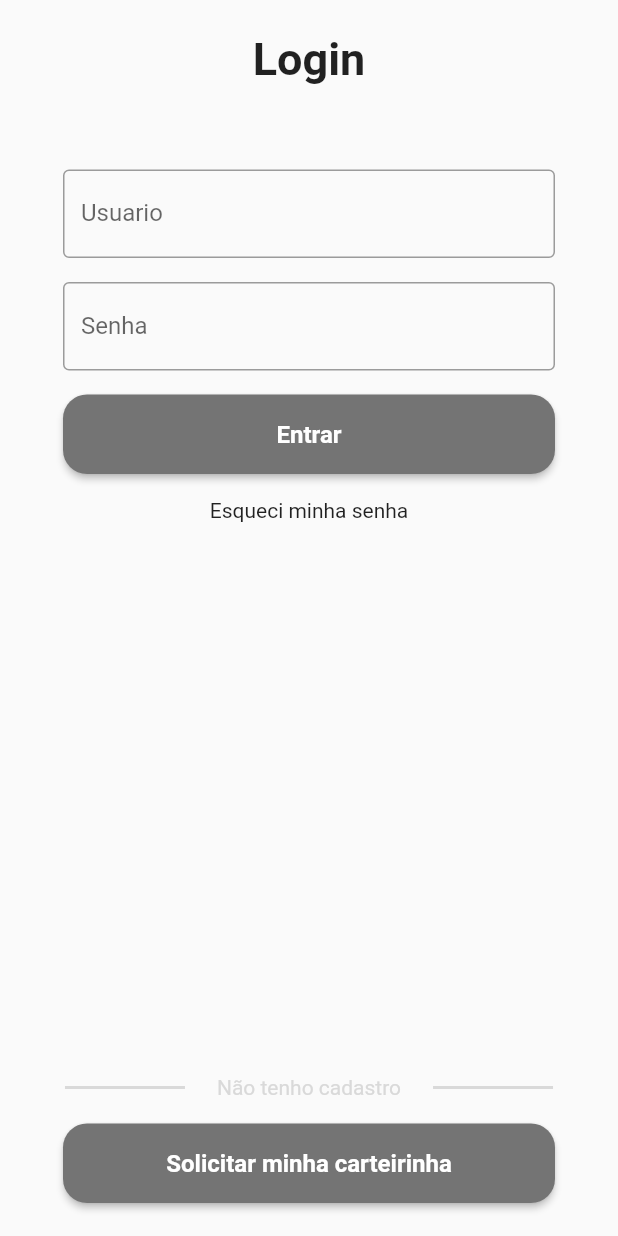
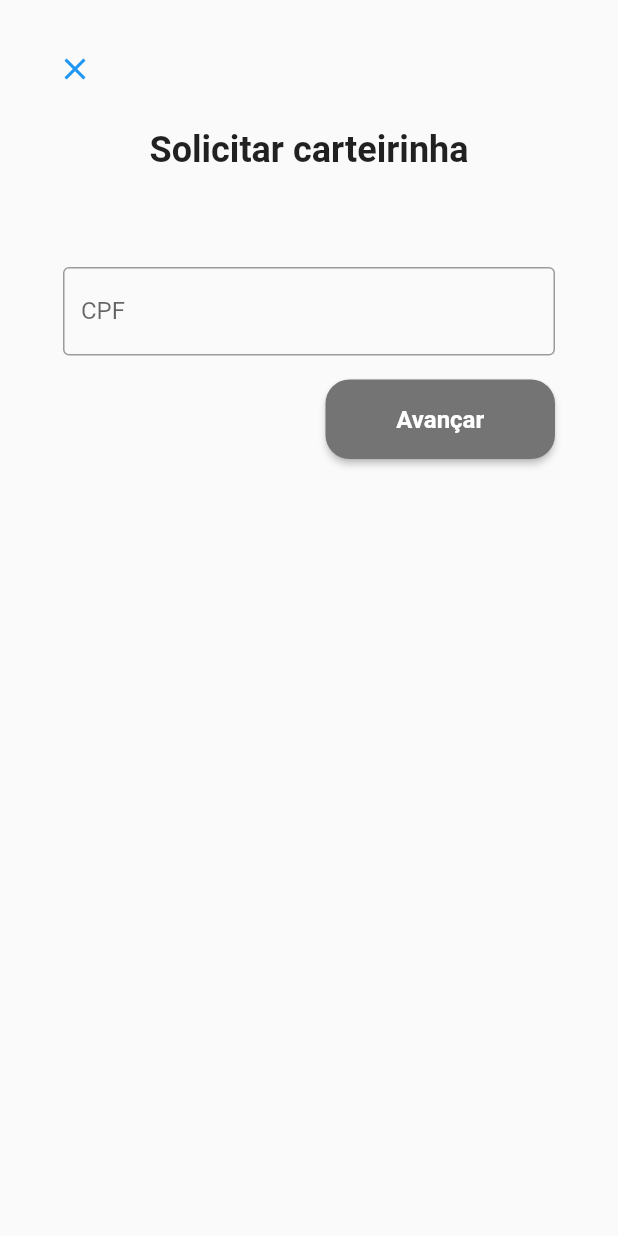
Before and after one commit to VictorCardoso22/carteira, a Flutter app: the screen it shows after launch, after a tap on "Solicitar minha carteirinha", on a phone screen of 412 x 824 dp. Run offline on Flutter 3.47's test engine with Material 2 defaults, Android fonts, the phone set to English and light mode, and no system bars.

Commit message:
Feat: pagina de cadastro e stepps dos dados pessoais

```diff
--- /dev/null
+++ b/lib/cadastro/cadastro_page.dart
@@ -0,0 +1,70 @@
+import 'package:carteira/design-system/buttons/custon_primary_button.dart';
+import 'package:flutter/material.dart';
+
+class CadastroPage extends StatelessWidget {
+  const CadastroPage({Key? key}) : super(key: key);
+
+  @override
+  Widget build(BuildContext context) {
+    return Scaffold(
+      body: SingleChildScrollView(
+        child: Container(
+          height: MediaQuery.of(context).size.height,
+          padding: const EdgeInsets.all(22),
+          child: Column(
+            mainAxisAlignment: MainAxisAlignment.start,
+            crossAxisAlignment: CrossAxisAlignment.center,
+            children: [
+              Align(
+                alignment: Alignment.topLeft,
+                child: TextButton.icon(
+                  onPressed: () {
+                    Navigator.of(context).popAndPushNamed("/login");
+                  },
+                  icon: const Icon(Icons.close),
+                  label: const Text(""),
+                ),
+              ),
+              const SizedBox(height: 16),
+              const Center(
+                child: Text(
+                  'Solicitar carteirinha',
+                  style: TextStyle(
+                    fontSize: 24,
+                    fontWeight: FontWeight.bold,
+                  ),
+                ),
+              ),
+              const SizedBox(height: 64),
+              const Center(
+                child: SizedBox(
+                  width: 328,
+                  child: TextField(
+                    decoration: InputDecoration(
+                      border: OutlineInputBorder(),
+                      labelText: 'CPF',
+                    ),
+                  ),
+                ),
+              ),
+              const SizedBox(height: 16),
+              SizedBox(
+                width: 328,
+                child: Align(
+                  alignment: Alignment.bottomRight,
+                  child: CustomPrimaryButton(
+                    small: true,
+                    onPressed: () {
+                      Navigator.of(context).pushNamed('/dados');
+                    },
+                    titulo: 'Avançar',
+                  ),
+                ),
+              ),
+            ],
+          ),
+        ),
+      ),
+    );
+  }
+}
--- a/lib/main.dart
+++ b/lib/main.dart
@@ -1,3 +1,5 @@
+import 'package:carteira/cadastro/cadastro_page.dart';
+import 'package:carteira/dados/dados_page.dart';
 import 'package:carteira/pages/login/login_page.dart';
 import 'package:flutter/material.dart';
 import 'pages/splash/splash_page.dart';
@@ -17,6 +19,8 @@ class App extends StatelessWidget {
       routes: {
         '/splash': (_) => const SplashPage(),
         '/login': (_) => const LoginPage(),
+        '/cadastro': (_) => const CadastroPage(),
+        '/dados': (_) => const DadosPage(),
       },
       // home: HomePage(),
     );
--- a/lib/pages/home/home.dart
+++ b/lib/pages/home/home_page.dart
@@ -1,6 +1,4 @@
 import 'package:flutter/material.dart';
-import 'package:flutter/src/foundation/key.dart';
-import 'package:flutter/src/widgets/framework.dart';
 
 class HomePage extends StatelessWidget {
   const HomePage({Key? key}) : super(key: key);
--- a/lib/pages/login/login_page.dart
+++ b/lib/pages/login/login_page.dart
@@ -87,7 +87,7 @@ class _LoginPageState extends State<LoginPage> {
               const SizedBox(height: 16),
               CustomPrimaryButton(
                 onPressed: () {
-                  print("teste essa desgraça");
+                  Navigator.of(context).pushNamed('/cadastro');
                 },
                 titulo: 'Solicitar minha carteirinha',
               ),
```
Also changed, not shown: lib/dados/dados_page.dart (added, +115 -0 lines).
